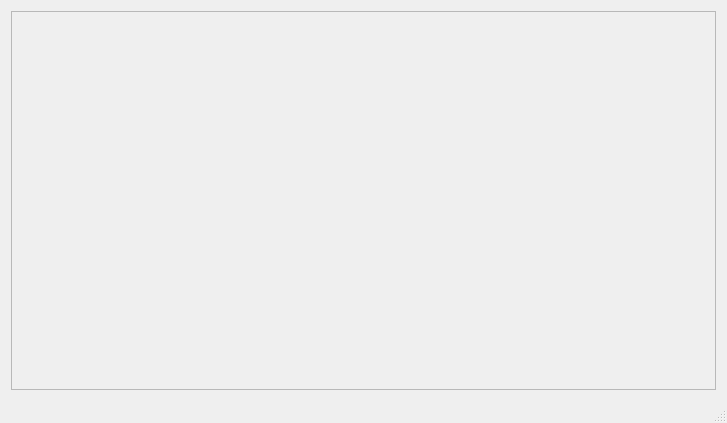
The window that dashboard.ui (ashraf-kx/stock-manager) describes before a commit, drawn with Qt 5.
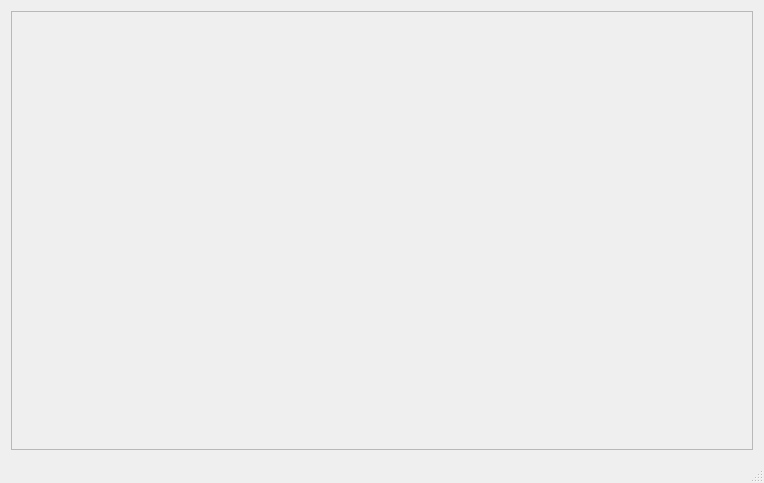
The same window after the commit.

```diff
--- a/dashboard.ui
+++ b/dashboard.ui
@@ -6,8 +6,8 @@
    <rect>
     <x>0</x>
     <y>0</y>
-    <width>727</width>
-    <height>423</height>
+    <width>764</width>
+    <height>483</height>
    </rect>
   </property>
   <property name="windowTitle">
```
